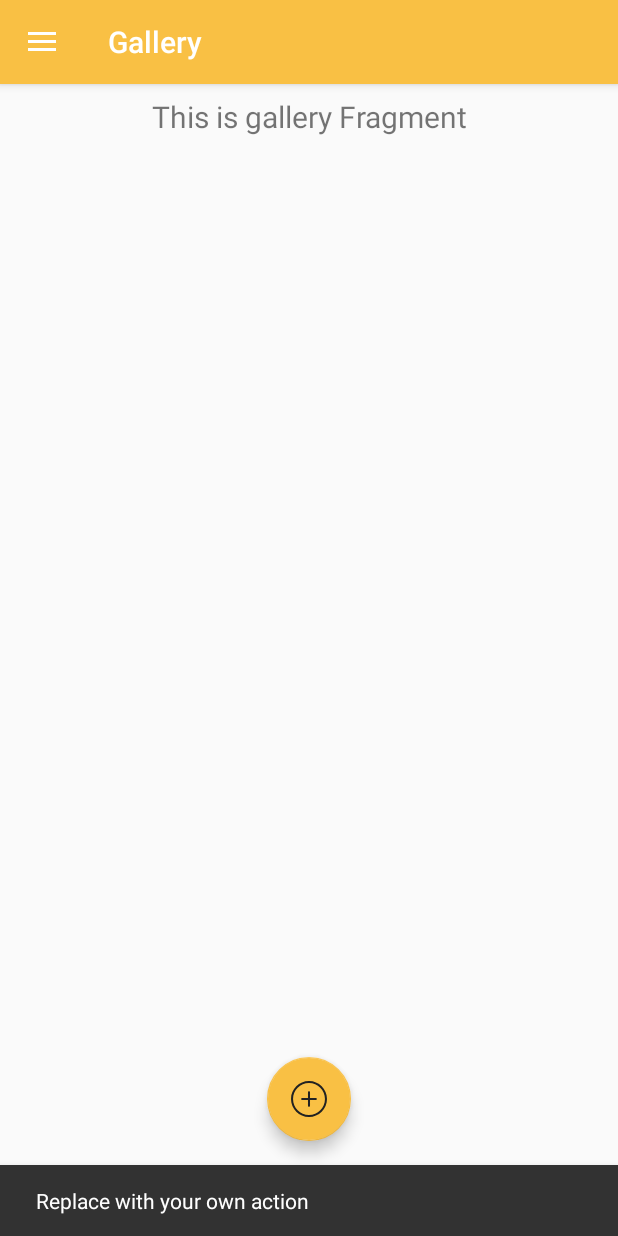
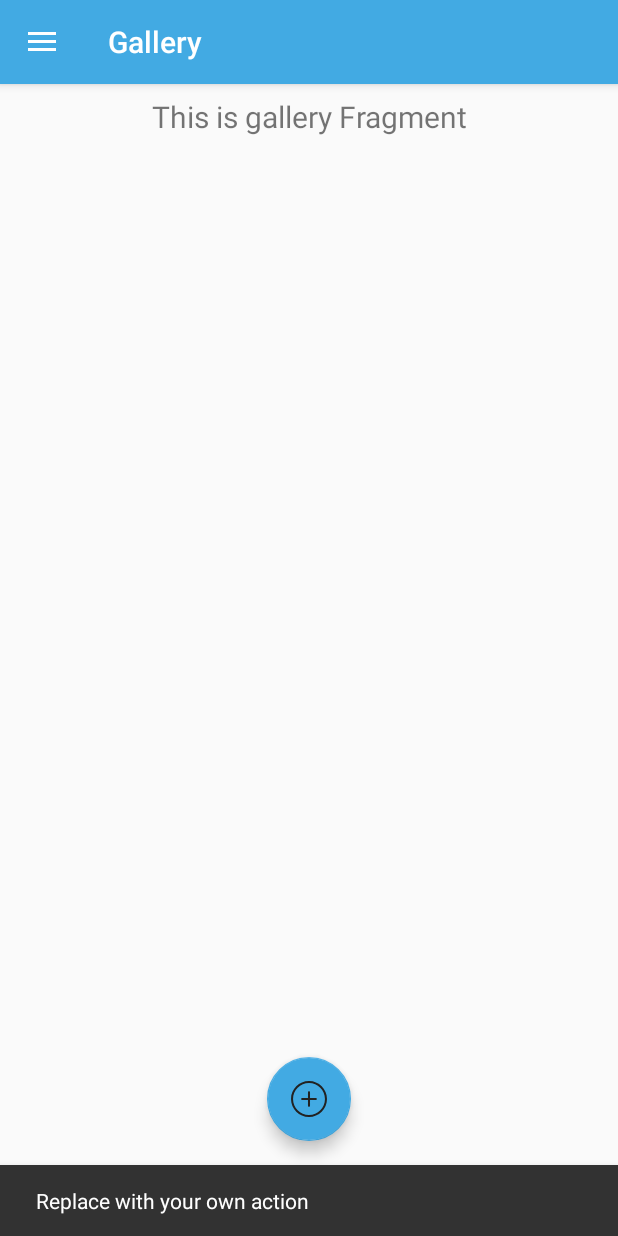
Before and after one commit to sulatskov34an/tanom, an Android app: the screen it shows after launch (MainActivity), in the side drawer, after a tap on "Gallery", on a phone screen of 412 x 824 dp. Run offline under Robolectric (Android 15) with nearby library versions, the phone set to English and light mode, and no system bars; our stand-ins replace Dagger/Hilt's generated code, navigation-ui.

```diff
--- a/app/src/main/AndroidManifest.xml
+++ b/app/src/main/AndroidManifest.xml
@@ -11,7 +11,7 @@
         android:supportsRtl="true"
         android:theme="@style/AppTheme">
         <activity
-            android:name=".MainActivity"
+            android:name=".ui.MainActivity"
             android:label="@string/app_name"
             android:theme="@style/AppTheme.NoActionBar">
             <intent-filter>
--- a/app/src/main/java/ru/tanom/base/viewmodel/BaseViewModel.kt
+++ b/app/src/main/java/ru/tanom/base/viewmodel/BaseViewModel.kt
@@ -5,13 +5,32 @@ import androidx.lifecycle.ViewModel
 import androidx.lifecycle.viewModelScope
 import kotlinx.coroutines.Dispatchers
 import kotlinx.coroutines.launch
+import ru.tanom.di.component.DaggerViewModelInjector
+import ru.tanom.di.component.ViewModelInjector
+import ru.tanom.di.module.NetworkModule
 import ru.tanom.model.network.ApiInterface
-import ru.tanom.model.network.NetworkService
+import ru.tanom.ui.home.HomeViewModel
+import javax.inject.Inject
 
 abstract class BaseViewModel : ViewModel() {
+    private val injector: ViewModelInjector = DaggerViewModelInjector
+        .builder()
+        .networkModule(NetworkModule)
+        .build()
 
-    var api: ApiInterface = NetworkService.retrofitService()
+    init {
+        inject()
+    }
 
+    private fun inject() {
+        when (this) {
+            is HomeViewModel -> injector.inject(this)
+
+        }
+    }
+
+    @Inject
+    lateinit var api: ApiInterface
 
     fun <T> request(
         liveData: MutableLiveData<Event<T>>,
--- /dev/null
+++ b/app/src/main/java/ru/tanom/common/AppConst.kt
@@ -0,0 +1,5 @@
+package ru.tanom.common
+
+object AppConst {
+    const val BASE_URL = "https://tanom.herokuapp.com/"
+}
--- /dev/null
+++ b/app/src/main/java/ru/tanom/di/component/ViewModelInjector.kt
@@ -0,0 +1,21 @@
+package ru.tanom.di.component
+
+import dagger.Component
+import ru.tanom.di.module.NetworkModule
+import ru.tanom.di.module.OkHttpClientModule
+import ru.tanom.ui.home.HomeViewModel
+import javax.inject.Singleton
+
+@Singleton
+@Component(modules = [(NetworkModule::class), (OkHttpClientModule::class)])
+interface ViewModelInjector {
+
+    fun inject(homeViewModel: HomeViewModel)
+
+    @Component.Builder
+    interface Builder {
+        fun build(): ViewModelInjector
+
+        fun networkModule(networkModule: NetworkModule): Builder
+    }
+}
--- /dev/null
+++ b/app/src/main/java/ru/tanom/di/module/NetworkModule.kt
@@ -0,0 +1,36 @@
+package ru.tanom.di.module
+
+import dagger.Module
+import dagger.Provides
+import dagger.Reusable
+import okhttp3.OkHttpClient
+import retrofit2.Retrofit
+import retrofit2.converter.gson.GsonConverterFactory
+import ru.tanom.common.AppConst
+import ru.tanom.model.network.ApiInterface
+
+@Module(includes = [OkHttpClientModule::class])
+@Suppress("unused")
+object NetworkModule {
+
+    @Provides
+    @Reusable
+    @JvmStatic
+    internal fun provideTanomApi(retrofit: Retrofit) = retrofit.create(ApiInterface::class.java)
+
+    @Provides
+    @Reusable
+    @JvmStatic
+    internal fun provideRetrofitInterface(client: OkHttpClient, gsonConverterFactory: GsonConverterFactory): Retrofit {
+        return Retrofit.Builder()
+            .baseUrl(AppConst.BASE_URL)
+            .addConverterFactory(gsonConverterFactory)
+            .client(client)
+            .build()    }
+
+    @Provides
+    @Reusable
+    @JvmStatic
+    internal fun provideGsonConverterFactory() = GsonConverterFactory.create()
+
+}
--- /dev/null
+++ b/app/src/main/java/ru/tanom/di/module/OkHttpClientModule.kt
@@ -0,0 +1,52 @@
+package ru.tanom.di.module
+
+import dagger.Module
+import dagger.Provides
+import dagger.Reusable
+import okhttp3.Interceptor
+import okhttp3.OkHttpClient
+import okhttp3.logging.HttpLoggingInterceptor
+
+@Module
+@Suppress("unused")
+object OkHttpClientModule {
+
+    @Provides
+    @Reusable
+    @JvmStatic
+    internal fun okHttpClient(loggingInterceptor: HttpLoggingInterceptor, baseInterceptor: Interceptor) = OkHttpClient
+        .Builder()
+        .addInterceptor(loggingInterceptor)
+        .addInterceptor(baseInterceptor)
+        .build()
+
+    @Provides
+    @Reusable
+    @JvmStatic
+    internal fun loggingInterceptor() = run {
+        val httpLoggingInterceptor = HttpLoggingInterceptor()
+        httpLoggingInterceptor.apply {
+            httpLoggingInterceptor.level = HttpLoggingInterceptor.Level.BODY
+        }
+    }
+
+    @Provides
+    @Reusable
+    @JvmStatic
+    internal fun interceptor() = Interceptor.invoke { chain ->
+        val newUrl = chain
+            .request()
+            .url
+            .newBuilder()
+            .build()
+
+        val request = chain
+            .request()
+            .newBuilder()
+            .url(newUrl)
+            .build()
+
+        return@invoke chain.proceed(request)
+    }
+
+}
--- a/app/src/main/java/ru/tanom/model/network/NetworkService.kt
+++ /dev/null
@@ -1,51 +0,0 @@
-package ru.tanom.model.network
-
-import okhttp3.Interceptor
-import okhttp3.Interceptor.Companion.invoke
-import okhttp3.OkHttpClient
-import okhttp3.logging.HttpLoggingInterceptor
-import retrofit2.Retrofit
-import retrofit2.converter.gson.GsonConverterFactory
-
-object NetworkService {
-
-    private const val BASE_URL = "https://tanom.herokuapp.com/"
-
-    private val loggingInterceptor = run {
-        val httpLoggingInterceptor = HttpLoggingInterceptor()
-        httpLoggingInterceptor.apply {
-            httpLoggingInterceptor.level = HttpLoggingInterceptor.Level.BODY
-        }
-    }
-
-    private val baseInterceptor: Interceptor = invoke { chain ->
-        val newUrl = chain
-            .request()
-            .url
-            .newBuilder()
-            .build()
-
-        val request = chain
-            .request()
-            .newBuilder()
-            .url(newUrl)
-            .build()
-
-        return@invoke chain.proceed(request)
-    }
-
-    private val client: OkHttpClient = OkHttpClient
-        .Builder()
-        .addInterceptor(loggingInterceptor)
-        .addInterceptor(baseInterceptor)
-        .build()
-
-    fun retrofitService(): ApiInterface {
-        return Retrofit.Builder()
-            .baseUrl(BASE_URL)
-            .addConverterFactory(GsonConverterFactory.create())
-            .client(client)
-            .build()
-            .create(ApiInterface::class.java)
-    }
-}
--- a/app/src/main/java/ru/tanom/ui/home/HomeFragment.kt
+++ b/app/src/main/java/ru/tanom/ui/home/HomeFragment.kt
@@ -10,12 +10,12 @@ import androidx.lifecycle.ViewModelProviders
 import androidx.recyclerview.widget.LinearLayoutManager
 import kotlinx.android.synthetic.main.fragment_home.*
 import kotlinx.android.synthetic.main.fragment_home.view.*
-import ru.tanom.MainActivity
 import ru.tanom.R
+import ru.tanom.base.viewmodel.Status
 import ru.tanom.common.SimpleDividerItemDecoration
 import ru.tanom.common.toast
 import ru.tanom.model.network.dto.Ads
-import ru.tanom.base.viewmodel.Status
+import ru.tanom.ui.MainActivity
 
 class HomeFragment : Fragment() {
 
@@ -35,7 +35,7 @@ class HomeFragment : Fragment() {
         super.onViewCreated(view, savedInstanceState)
         view.ads_rv?.layoutManager = LinearLayoutManager(view.context)
         view.ads_rv?.adapter = adsAdapter
-        view.ads_rv?.addItemDecoration(SimpleDividerItemDecoration(context))
+        view.ads_rv?.addItemDecoration(SimpleDividerItemDecoration(view.context))
         homeViewModel = ViewModelProviders.of(this).get(HomeViewModel::class.java)
         homeViewModel.list.observe(this.viewLifecycleOwner, Observer {
             when (it.status) {
--- a/app/src/main/res/drawable/ic_filters.xml
+++ b/app/src/main/res/drawable/ic_filters.xml
@@ -5,7 +5,7 @@
     android:viewportHeight="44">
     <path
         android:pathData="M0,5C0,2.2386 2.2386,0 5,0H39C41.7614,0 44,2.2386 44,5V39C44,41.7614 41.7614,44 39,44H5C2.2386,44 0,41.7614 0,39V5Z"
-        android:fillColor="#F9C044"/>
+        android:fillColor="#42AAE3"/>
     <path
         android:pathData="M30.4375,27.6228H28.0075C27.7694,26.8804 27.0587,26.3428 26.2188,26.3428C25.3787,26.3428 24.6681,26.8804 24.43,27.6228H13.5625C13.2513,27.6228 13,27.8687 13,28.1714C13,28.474 13.2513,28.719 13.5625,28.719H24.43C24.6681,29.4614 25.3787,29.9999 26.2188,29.9999C27.0587,29.9999 27.7694,29.4614 28.0075,28.719H30.4375C30.7478,28.719 31,28.474 31,28.1714C31,27.8687 30.7478,27.6228 30.4375,27.6228ZM30.4375,21.4514H19.57C19.3309,20.709 18.6212,20.1714 17.7812,20.1714C16.9412,20.1714 16.2316,20.709 15.9925,21.4514H13.5625C13.2513,21.4514 13,21.6964 13,21.9999C13,22.3026 13.2513,22.5485 13.5625,22.5485H15.9925C16.2316,23.29 16.9412,23.8285 17.7812,23.8285C18.6212,23.8285 19.3309,23.29 19.57,22.5485H30.4375C30.7478,22.5485 31,22.3026 31,21.9999C31,21.6964 30.7478,21.4514 30.4375,21.4514ZM13,15.8285C13,15.525 13.2513,15.28 13.5625,15.28H24.43C24.6691,14.5376 25.3787,14 26.2188,14C27.0587,14 27.7684,14.5376 28.0075,15.28H30.4375C30.7478,15.28 31,15.525 31,15.8285C31,16.1312 30.7478,16.3771 30.4375,16.3771H28.0075C27.7684,17.1186 27.0587,17.6571 26.2188,17.6571C25.3787,17.6571 24.6691,17.1186 24.43,16.3771H13.5625C13.2513,16.3771 13,16.1312 13,15.8285Z"
         android:fillColor="#ffffff"
--- a/app/src/main/res/drawable/side_nav_bar.xml
+++ b/app/src/main/res/drawable/side_nav_bar.xml
@@ -2,8 +2,8 @@
     android:shape="rectangle">
     <gradient
         android:angle="135"
-        android:centerColor="#F9C044"
-        android:endColor="#5E5C13"
-        android:startColor="#EBE5A7"
+        android:centerColor="#42AAE3"
+        android:endColor="#247EA6"
+        android:startColor="#6CABDC"
         android:type="linear" />
 </shape>
--- a/app/src/main/res/layout/app_bar_main.xml
+++ b/app/src/main/res/layout/app_bar_main.xml
@@ -4,7 +4,7 @@
     xmlns:tools="http://schemas.android.com/tools"
     android:layout_width="match_parent"
     android:layout_height="match_parent"
-    tools:context=".MainActivity">
+    tools:context=".ui.MainActivity">
 
     <com.google.android.material.appbar.AppBarLayout
         android:layout_width="match_parent"
--- a/app/src/main/res/layout/fragment_home.xml
+++ b/app/src/main/res/layout/fragment_home.xml
@@ -65,8 +65,8 @@
 
         <androidx.recyclerview.widget.RecyclerView
             android:id="@+id/ads_rv"
-            android:layout_width="wrap_content"
-            android:layout_height="wrap_content" />
+            android:layout_width="match_parent"
+            android:layout_height="match_parent" />
 
     </LinearLayout>
 
--- a/app/src/main/res/values/colors.xml
+++ b/app/src/main/res/values/colors.xml
@@ -1,6 +1,6 @@
 <?xml version="1.0" encoding="utf-8"?>
 <resources>
-    <color name="colorPrimary">#F9C044</color>
+    <color name="colorPrimary">#42AAE3</color>
     <color name="colorPrimaryDark">#00574B</color>
     <color name="colorAccent">#D81B60</color>
     <color name="color_gray">#333</color>
--- a/app/src/main/res/values/styles.xml
+++ b/app/src/main/res/values/styles.xml
@@ -18,7 +18,7 @@
     <style name="AppTheme.PopupOverlay" parent="ThemeOverlay.AppCompat.Light" />
 
     <style name="TanomFloatingActionButton">
-        <item name="backgroundTint">#F9C044</item>
+        <item name="backgroundTint">#42AAE3</item>
     </style>
 
     <style name="MainProgressBar" parent="Theme.AppCompat.Light">
```
Also changed, not shown: app/build.gradle (+19 -8 lines), app/src/main/java/ru/tanom/ui/MainActivity.kt (renamed from app/src/main/java/ru/tanom/MainActivity.kt, +8 -3 lines), build.gradle (+7 -0 lines).
